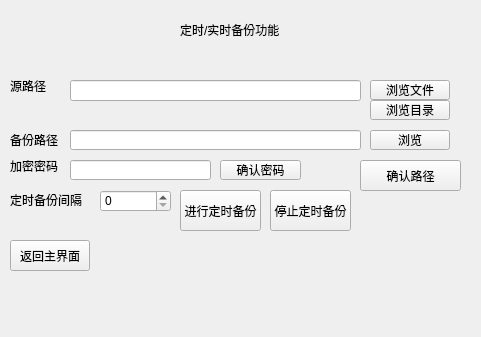
First picture: the form in extra.ui, repository Vergilllll/backup, before the edit.
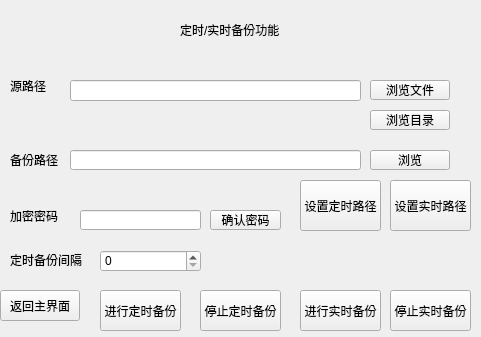
Second picture: the form after the edit. Icons and pictures are not drawn.

What changed in the file:
```diff
--- a/extra.ui
+++ b/extra.ui
@@ -30,7 +30,7 @@
    <property name="geometry">
     <rect>
      <x>10</x>
-     <y>130</y>
+     <y>150</y>
      <width>61</width>
      <height>20</height>
     </rect>
@@ -43,7 +43,7 @@
    <property name="geometry">
     <rect>
      <x>370</x>
-     <y>130</y>
+     <y>150</y>
      <width>80</width>
      <height>20</height>
     </rect>
@@ -55,8 +55,8 @@
   <widget class="QPushButton" name="return_main">
    <property name="geometry">
     <rect>
-     <x>10</x>
-     <y>240</y>
+     <x>0</x>
+     <y>290</y>
      <width>80</width>
      <height>31</height>
     </rect>
@@ -68,21 +68,21 @@
   <widget class="QPushButton" name="confirmButton">
    <property name="geometry">
     <rect>
-     <x>360</x>
-     <y>160</y>
-     <width>101</width>
-     <height>31</height>
+     <x>300</x>
+     <y>180</y>
+     <width>81</width>
+     <height>51</height>
     </rect>
    </property>
    <property name="text">
-    <string>确认路径</string>
+    <string>设置定时路径</string>
    </property>
   </widget>
   <widget class="QPushButton" name="browseDirButton">
    <property name="geometry">
     <rect>
      <x>370</x>
-     <y>100</y>
+     <y>110</y>
      <width>80</width>
      <height>20</height>
     </rect>
@@ -111,9 +111,9 @@
    <property name="geometry">
     <rect>
      <x>0</x>
-     <y>0</y>
-     <width>469</width>
-     <height>323</height>
+     <y>20</y>
+     <width>481</width>
+     <height>337</height>
     </rect>
    </property>
    <property name="styleSheet">
@@ -127,7 +127,7 @@
    <property name="geometry">
     <rect>
      <x>70</x>
-     <y>130</y>
+     <y>150</y>
      <width>291</width>
      <height>20</height>
     </rect>
@@ -137,7 +137,7 @@
    <property name="geometry">
     <rect>
      <x>10</x>
-     <y>190</y>
+     <y>250</y>
      <width>81</width>
      <height>20</height>
     </rect>
@@ -162,8 +162,8 @@
   <widget class="QPushButton" name="startScheduledButton">
    <property name="geometry">
     <rect>
-     <x>180</x>
-     <y>190</y>
+     <x>100</x>
+     <y>290</y>
      <width>81</width>
      <height>41</height>
     </rect>
@@ -185,8 +185,8 @@
   <widget class="QPushButton" name="stopScheduledButton">
    <property name="geometry">
     <rect>
-     <x>270</x>
-     <y>190</y>
+     <x>200</x>
+     <y>290</y>
      <width>81</width>
      <height>41</height>
     </rect>
@@ -199,8 +199,8 @@
    <property name="geometry">
     <rect>
      <x>100</x>
-     <y>190</y>
-     <width>71</width>
+     <y>250</y>
+     <width>101</width>
      <height>22</height>
     </rect>
    </property>
@@ -209,7 +209,7 @@
    <property name="geometry">
     <rect>
      <x>10</x>
-     <y>160</y>
+     <y>210</y>
      <width>54</width>
      <height>12</height>
     </rect>
@@ -221,9 +221,9 @@
   <widget class="QLineEdit" name="password">
    <property name="geometry">
     <rect>
-     <x>70</x>
-     <y>160</y>
-     <width>141</width>
+     <x>80</x>
+     <y>210</y>
+     <width>121</width>
      <height>20</height>
     </rect>
    </property>
@@ -231,9 +231,9 @@
   <widget class="QPushButton" name="pwd_confirm">
    <property name="geometry">
     <rect>
-     <x>220</x>
-     <y>160</y>
-     <width>81</width>
+     <x>210</x>
+     <y>210</y>
+     <width>71</width>
      <height>20</height>
     </rect>
    </property>
@@ -241,6 +241,45 @@
     <string>确认密码</string>
    </property>
   </widget>
+  <widget class="QPushButton" name="confirmRealTimeButton">
+   <property name="geometry">
+    <rect>
+     <x>390</x>
+     <y>180</y>
+     <width>81</width>
+     <height>51</height>
+    </rect>
+   </property>
+   <property name="text">
+    <string>设置实时路径</string>
+   </property>
+  </widget>
+  <widget class="QPushButton" name="startRealTimeButton">
+   <property name="geometry">
+    <rect>
+     <x>300</x>
+     <y>290</y>
+     <width>81</width>
+     <height>41</height>
+    </rect>
+   </property>
+   <property name="text">
+    <string>进行实时备份</string>
+   </property>
+  </widget>
+  <widget class="QPushButton" name="stopRealTimeButton">
+   <property name="geometry">
+    <rect>
+     <x>390</x>
+     <y>290</y>
+     <width>81</width>
+     <height>41</height>
+    </rect>
+   </property>
+   <property name="text">
+    <string>停止实时备份</string>
+   </property>
+  </widget>
   <zorder>label</zorder>
   <zorder>res_label</zorder>
   <zorder>path_label</zorder>
```
Left out of the diff: 7 changed lines with no effect on the pictures.
